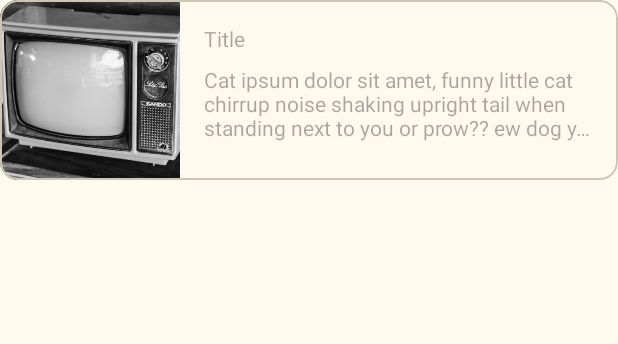
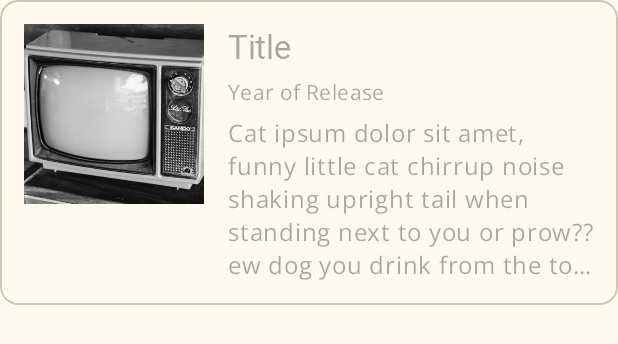
Before and after one commit to dsciocan/media-tracker-front, an Android app: the layout watching_item.xml on its own in the app's theme, with its tools: preview values and no code run, on a phone screen of 412 x 824 dp. Shown: the top 344 px of the screen. Run offline under Robolectric (Android 15) with nearby library versions, the phone set to English and light mode, and no system bars; network calls fail.

Commit message:
refactor: normalise layouts for recycler view items, add new fonts, refactor text styles in styles file - note: show search result item needs to be renamed to film show result

```diff
--- a/app/src/main/res/layout/watching_item.xml
+++ b/app/src/main/res/layout/watching_item.xml
@@ -14,52 +14,61 @@
         <LinearLayout
             android:layout_width="match_parent"
             android:layout_height="wrap_content"
-            android:orientation="horizontal">
+            android:orientation="horizontal"
+            android:padding="16dp"
+            >
 
             <ImageView
                 android:id="@+id/watching_item_img"
                 android:layout_width="120dp"
                 android:layout_height="120dp"
                 android:adjustViewBounds="true"
-                android:contentDescription="@string/vintage_television"
+                android:contentDescription="movie poster"
                 android:scaleType="centerCrop"
-                android:src="@drawable/vintage_tv"
-                app:layout_constraintStart_toStartOf="parent" />
-
-            <RelativeLayout
-                android:layout_width="match_parent"
-                android:layout_height="match_parent"
-                android:padding="16dp">
+                android:src="@drawable/vintage_tv" />
 
                 <androidx.constraintlayout.widget.ConstraintLayout
-                    android:id="@+id/watching_item_text_container"
                     android:layout_width="match_parent"
-                    android:layout_height="match_parent"
-                    android:layout_alignParentStart="true">
+                    android:layout_height="wrap_content"
+                    android:paddingLeft="16dp">
 
-                    <TextView
+                    <com.google.android.material.textview.MaterialTextView
                         android:id="@+id/watching_item_title"
                         android:layout_width="wrap_content"
                         android:layout_height="wrap_content"
                         android:hint="@string/title"
-                        android:paddingBottom="8dp"
+                        android:paddingBottom="6dp"
                         android:text="@{watching.title}"
+                        style="@style/TextAppearance.myH2_serif"
                         app:layout_constraintStart_toStartOf="parent"
                         app:layout_constraintTop_toTopOf="parent" />
 
-                    <TextView
+<!--                    release year?-->
+
+                    <com.google.android.material.textview.MaterialTextView
+                        android:id="@+id/watching_item_date"
+                        style="@style/TextAppearance.myBody2_sans"
+                        android:layout_width="wrap_content"
+                        android:layout_height="wrap_content"
+                        android:hint="Year of Release"
+                        android:paddingBottom="6dp"
+                        app:layout_constraintStart_toStartOf="parent"
+                        app:layout_constraintTop_toBottomOf="@id/watching_item_title" />
+
+<!--                    mock text is just there for testing - must be replaced -->
+                    <com.google.android.material.textview.MaterialTextView
                         android:id="@+id/watching_item_info"
                         android:layout_width="wrap_content"
+                        style="@style/TextAppearance.myBody1_sans"
                         android:layout_height="wrap_content"
                         android:ellipsize="end"
                         android:hint="@string/mock_text"
-                        android:maxLines="3"
-                        android:text=""
+                        android:minLines="5"
+                        android:maxLines="5"
                         app:layout_constraintStart_toStartOf="parent"
-                        app:layout_constraintTop_toBottomOf="@id/watching_item_title" />
+                        app:layout_constraintTop_toBottomOf="@id/watching_item_date" />
                 </androidx.constraintlayout.widget.ConstraintLayout>
                 <!--            add button here? or click on item to see more details? -->
-            </RelativeLayout>
         </LinearLayout>
     </com.google.android.material.card.MaterialCardView>
 </layout>
```
Also changed, not shown: app/src/main/res/layout/style_example.xml (+10 -10 lines), app/src/main/res/layout/watch_history_item.xml (+19 -9 lines), app/src/main/res/values/styles.xml (+24 -27 lines).
